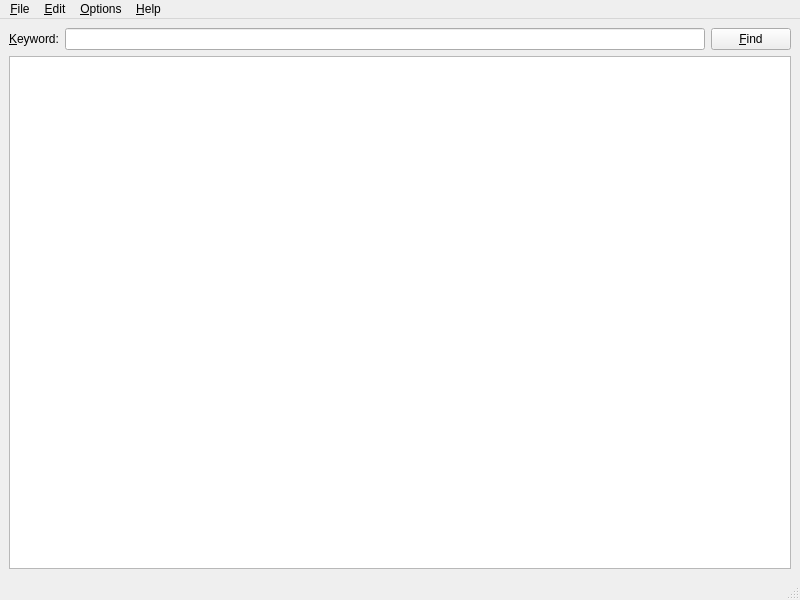
Qt form src/forms/notpad.ui (llahteinen/notpad) before a commit.
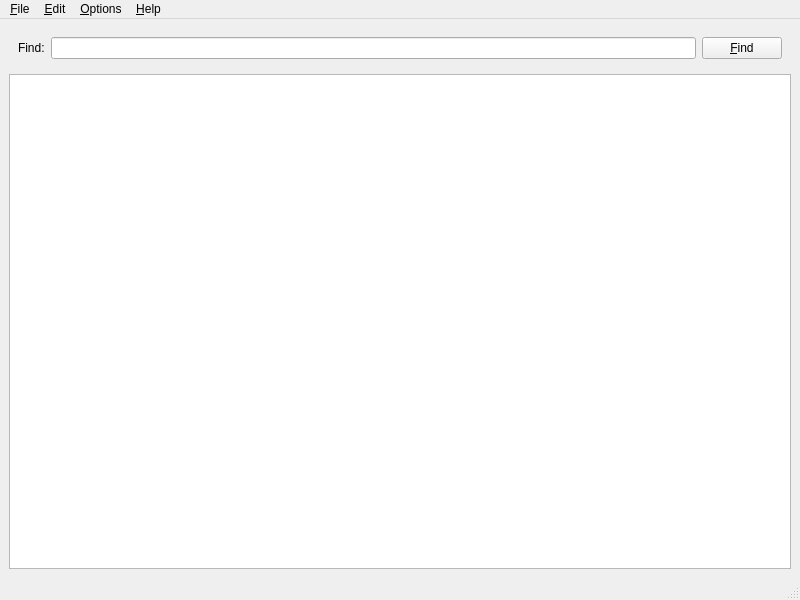
The same form after that commit. Icons and pictures are not drawn.

Commit message: Add: Find function show/hide. Undo and redo functions

The edit to the form file:
```diff
--- a/src/forms/notpad.ui
+++ b/src/forms/notpad.ui
@@ -16,32 +16,31 @@
   <widget class="QWidget" name="centralwidget">
    <layout class="QVBoxLayout" name="verticalLayout">
     <item>
-     <layout class="QGridLayout" name="gridLayout">
+     <widget class="QWidget" name="main_find_widget" native="true">
+      <layout class="QGridLayout" name="main_find_gridLayout">
       <item row="0" column="1">
-       <widget class="QLineEdit" name="lineEdit">
+        <widget class="QLineEdit" name="find_lineEdit">
         <property name="clearButtonEnabled">
          <bool>true</bool>
         </property>
        </widget>
       </item>
       <item row="0" column="0">
-       <widget class="QLabel" name="searchLabel">
+        <widget class="QLabel" name="find_searchLabel">
         <property name="text">
-         <string>&amp;Keyword:</string>
-        </property>
-        <property name="buddy">
-         <cstring>lineEdit</cstring>
+          <string>Find:</string>
         </property>
        </widget>
       </item>
       <item row="0" column="2">
-       <widget class="QPushButton" name="findButton">
+        <widget class="QPushButton" name="find_findButton">
         <property name="text">
          <string>&amp;Find</string>
         </property>
        </widget>
       </item>
      </layout>
+     </widget>
     </item>
     <item>
      <widget class="QTextEdit" name="textEdit">
```
Left out of the diff: 59 changed lines with no effect on the pictures. Lines whose indentation alone changed are shown as unchanged. The commit also changes 3 other files.
